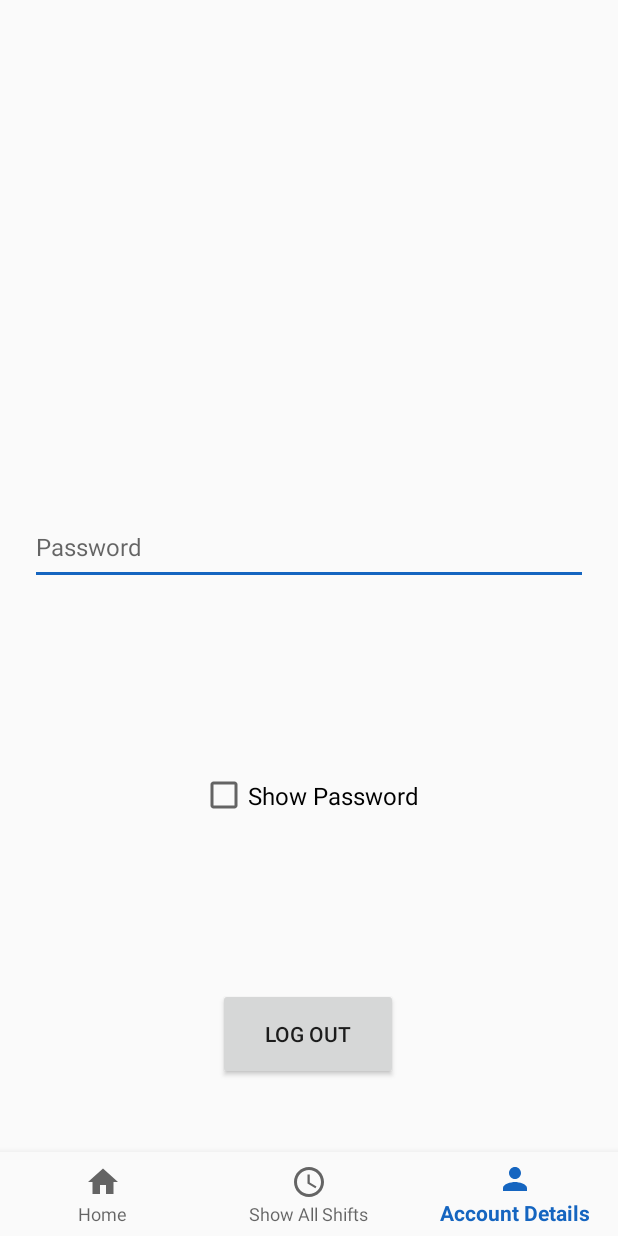
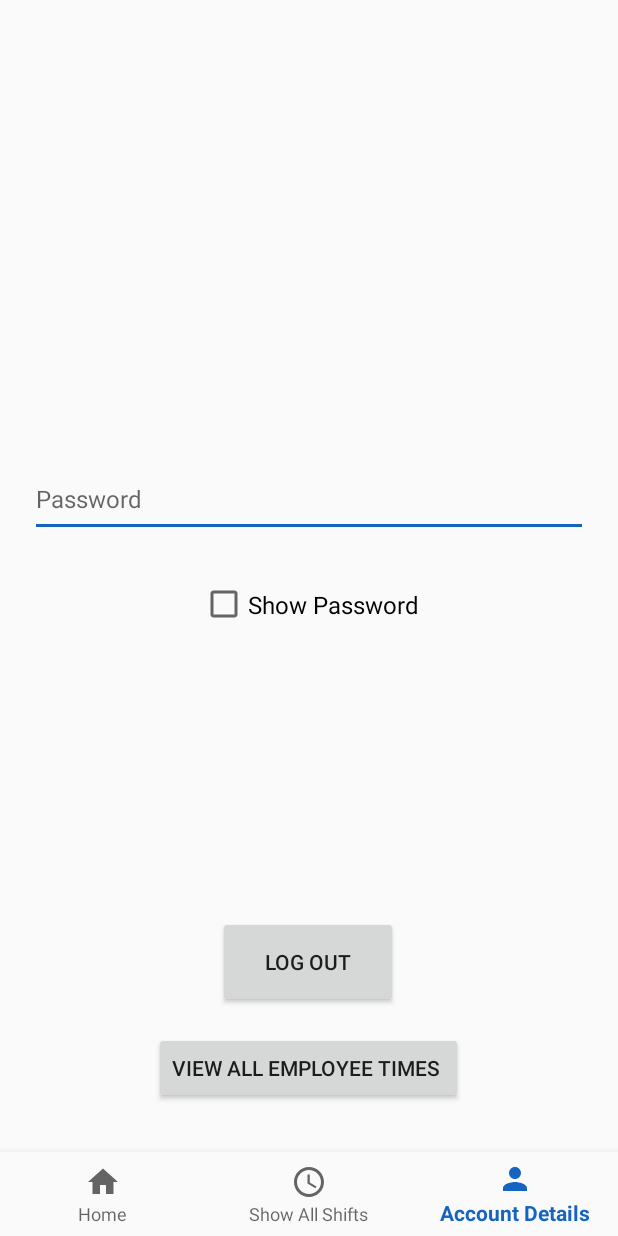
Before and after one commit to ma2-kamil/OvertimeMgmtApp, an Android app: the AccountSettingsActivity screen opened directly, with no data from a screen before it, on a phone screen of 412 x 824 dp. Run offline under Robolectric (Android 15) with nearby library versions, the phone set to English and light mode, and no system bars; network calls fail; 7 statements that could not run were skipped.

Commit message:
Added support for viewing employee times
working placeholder page where shift manager can view availabilty times of employees from the account details page

```diff
--- a/app/src/main/AndroidManifest.xml
+++ b/app/src/main/AndroidManifest.xml
@@ -14,7 +14,8 @@
         android:roundIcon="@mipmap/ic_launcher_round"
         android:supportsRtl="true"
         android:theme="@style/AppTheme">
-        <activity android:name=".UserAvailability"></activity>
+        <activity android:name=".ViewEmployeeTimes"></activity>
+        <activity android:name=".UserAvailability" />
         <activity android:name=".TimesActivity" />
         <activity android:name=".UserMain" />
         <activity android:name=".JobsActivity" />
--- a/app/src/main/java/com/example/overtimemgmtapp/AccountSettingsActivity.java
+++ b/app/src/main/java/com/example/overtimemgmtapp/AccountSettingsActivity.java
@@ -1,7 +1,5 @@
 package com.example.overtimemgmtapp;
 
-import android.content.Context;
-import android.content.SharedPreferences;
 import android.support.v7.app.AppCompatActivity;
 import android.os.Bundle;
 import android.content.Intent;
@@ -17,7 +15,6 @@ import android.widget.CheckBox;
 import android.widget.CompoundButton;
 import android.widget.EditText;
 import android.widget.TextView;
-import android.widget.Toast;
 
 public class AccountSettingsActivity extends AppCompatActivity {
     // This whole page still needs to be work on, but for now it will used to display the details of the user.
@@ -25,6 +22,7 @@ public class AccountSettingsActivity extends AppCompatActivity {
     TextView tvuser, tvfullname, tvemail, tvuniquecode;
     EditText etpass;
     CheckBox cbpass;
+    Button btn;
 
 
 
@@ -32,6 +30,12 @@ public class AccountSettingsActivity extends AppCompatActivity {
     protected void onCreate(Bundle savedInstanceState) {
         super.onCreate(savedInstanceState);
         setContentView(R.layout.activity_account);
+        btn = findViewById(R.id.viewtimes);
+        if(LoginPage.user.shiftmanager.equals("0"))
+        {
+            // Hide the view all times button if user is a employee
+            btn.setVisibility(View.INVISIBLE);
+        }
 
 
         tvfullname = findViewById(R.id.tv_afullname);
@@ -130,4 +134,8 @@ public class AccountSettingsActivity extends AppCompatActivity {
 
     }
 
+    public void OnViewTimes(View view){
+        startActivity(new Intent(this, ViewEmployeeTimes.class)); //start the view all times class
+    }
+
 }
--- a/app/src/main/res/layout/activity_account.xml
+++ b/app/src/main/res/layout/activity_account.xml
@@ -13,7 +13,7 @@
         android:layout_height="61dp"
         android:layout_marginStart="8dp"
         android:layout_marginEnd="8dp"
-        android:layout_marginBottom="48dp"
+        android:layout_marginBottom="96dp"
         android:onClick="OnLogout"
         android:text="@string/log_out"
         app:layout_constraintBottom_toTopOf="@+id/navigation"
@@ -39,15 +39,14 @@
         android:id="@+id/tv_ausername"
         android:layout_width="match_parent"
         android:layout_height="50dp"
-        android:layout_marginTop="60dp"
+        android:layout_marginLeft="20dp"
+        android:layout_marginTop="28dp"
+        android:layout_marginRight="20dp"
         android:text="@string/tvusername"
+        android:textSize="16sp"
         app:layout_constraintEnd_toEndOf="parent"
-        app:layout_constraintHorizontal_bias="0.0"
         app:layout_constraintStart_toStartOf="parent"
-        app:layout_constraintTop_toTopOf="parent"
-        android:layout_marginLeft="20dp"
-        android:layout_marginRight="20dp"
-        android:textSize="16sp"/>
+        app:layout_constraintTop_toTopOf="parent" />
 
 
     <TextView
@@ -122,6 +121,19 @@
         app:layout_constraintBottom_toTopOf="@+id/btn_logout"
         app:layout_constraintEnd_toEndOf="parent"
         app:layout_constraintStart_toStartOf="parent"
-        app:layout_constraintTop_toBottomOf="@+id/et_apassword" />
+        app:layout_constraintTop_toBottomOf="@+id/et_apassword"
+        app:layout_constraintVertical_bias="0.0" />
+
+    <Button
+        android:id="@+id/viewtimes"
+        android:layout_width="wrap_content"
+        android:layout_height="wrap_content"
+        android:layout_marginTop="16dp"
+        android:text="View All Employee Times "
+        android:onClick="OnViewTimes"
+        app:layout_constraintEnd_toEndOf="parent"
+        app:layout_constraintHorizontal_bias="0.498"
+        app:layout_constraintStart_toStartOf="parent"
+        app:layout_constraintTop_toBottomOf="@+id/btn_logout" />
 
 </android.support.constraint.ConstraintLayout>
```
Also changed, not shown: app/src/main/java/com/example/overtimemgmtapp/ViewEmployeeTimes.java (added, +96 -0 lines), app/src/main/res/layout/activity_view_employee_tines.xml (added, +27 -0 lines).
